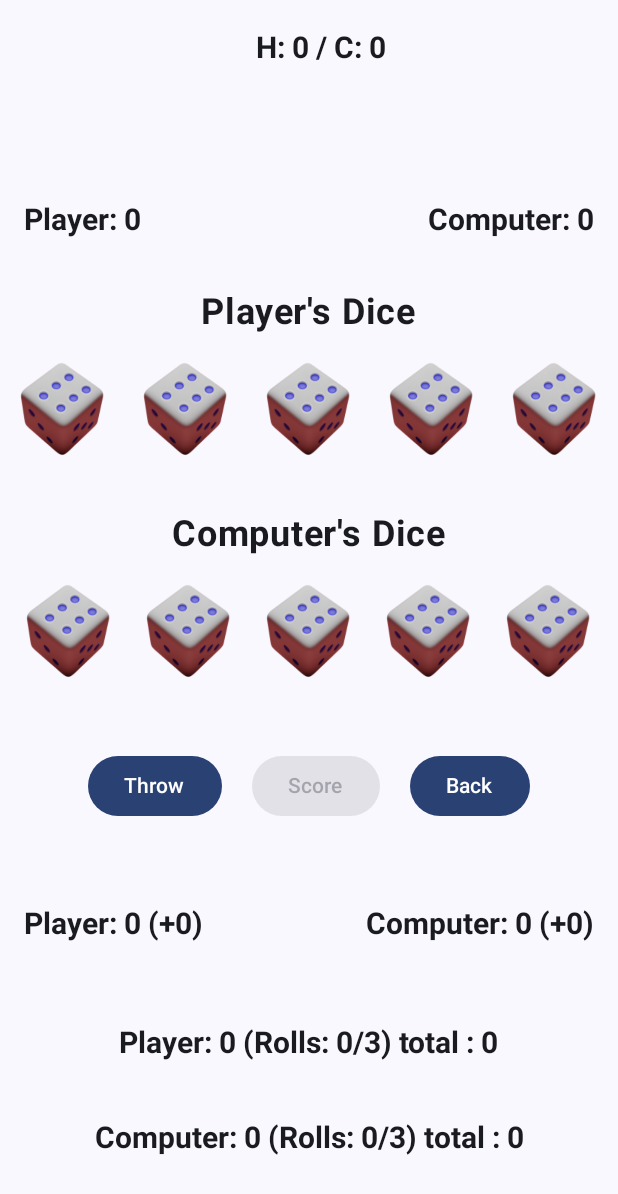
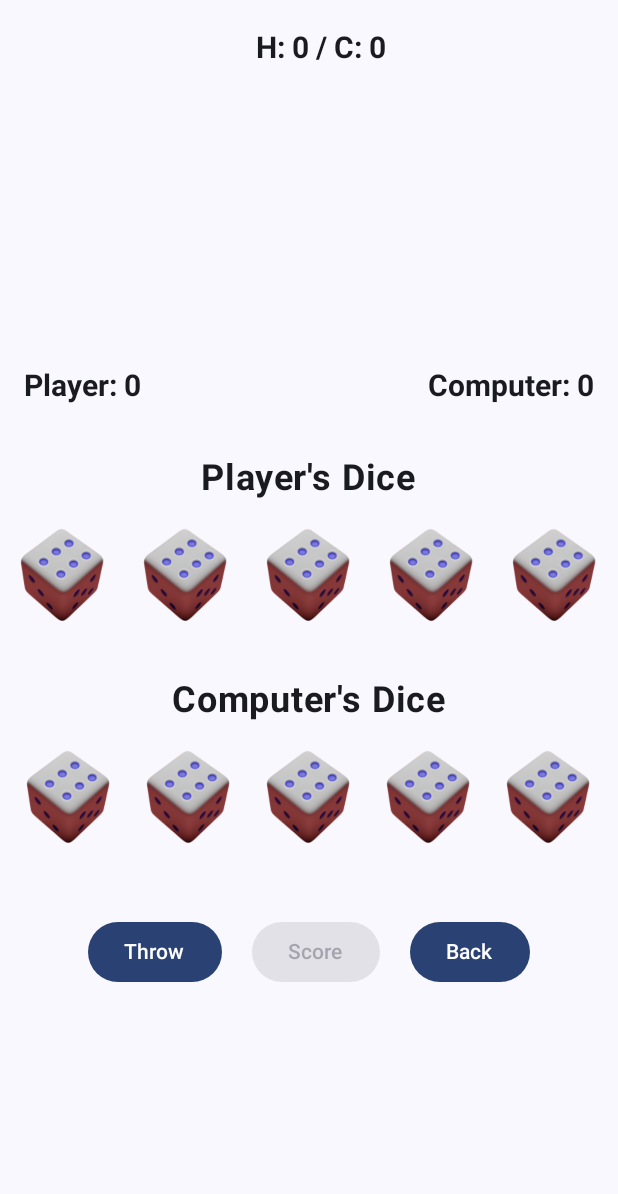
Before and after one commit to AbdhulFathir/dice_w1903951, an Android app built with Jetpack Compose: the GameScreen screen opened directly, with no data from a screen before it, on a phone screen of 412 x 824 dp. Shown: the top 1194 px of the screen. Run offline under Robolectric (Android 15) with nearby library versions, the phone set to English and light mode, and no system bars.

Commit message:
modify main page

```diff
--- a/app/src/main/java/com/example/dice_w1903951/GameScreen.kt
+++ b/app/src/main/java/com/example/dice_w1903951/GameScreen.kt
@@ -334,39 +334,39 @@ class GameScreen : ComponentActivity() {
                                 }
                             }
 
-                            // for debugging purpose
-                            Spacer(modifier = Modifier.height(40.dp))
-                            Row(
-                                modifier = Modifier
-                                    .fillMaxWidth()
-                                    .padding(16.dp),
-                                horizontalArrangement = Arrangement.SpaceBetween
-                            ) {
-                                Text(
-                                    "Player: $playerScore (+$playerTurnScore)",
-                                    style = TextStyle(fontSize = 20.sp, fontWeight = FontWeight.Bold)
-                                )
-                                Text(
-                                    "Computer: $computerScore (+$computerTurnScore)",
-                                    style = TextStyle(fontSize = 20.sp, fontWeight = FontWeight.Bold)
-                                )
-                            }
-                            Spacer(modifier = Modifier.height(40.dp))
-                            Text(
-                                "Player: $playerScore (Rolls: $playerRollCount/3) total : $testPlayerRollCount",
-                                style = TextStyle(
-                                    fontSize = 20.sp,
-                                    fontWeight = FontWeight.Bold
-                                )
-                            )
-                            Spacer(modifier = Modifier.height(40.dp))
-                            Text(
-                                "Computer: $computerScore (Rolls: $computerRollCount/3) total : $testComputerRollCount",
-                                style = TextStyle(
-                                    fontSize = 20.sp,
-                                    fontWeight = FontWeight.Bold
-                                )
-                            )
+//                            // for debugging purpose
+//                            Spacer(modifier = Modifier.height(40.dp))
+//                            Row(
+//                                modifier = Modifier
+//                                    .fillMaxWidth()
+//                                    .padding(16.dp),
+//                                horizontalArrangement = Arrangement.SpaceBetween
+//                            ) {
+//                                Text(
+//                                    "Player: $playerScore (+$playerTurnScore)",
+//                                    style = TextStyle(fontSize = 20.sp, fontWeight = FontWeight.Bold)
+//                                )
+//                                Text(
+//                                    "Computer: $computerScore (+$computerTurnScore)",
+//                                    style = TextStyle(fontSize = 20.sp, fontWeight = FontWeight.Bold)
+//                                )
+//                            }
+//                            Spacer(modifier = Modifier.height(40.dp))
+//                            Text(
+//                                "Player: $playerScore (Rolls: $playerRollCount/3) total : $testPlayerRollCount",
+//                                style = TextStyle(
+//                                    fontSize = 20.sp,
+//                                    fontWeight = FontWeight.Bold
+//                                )
+//                            )
+//                            Spacer(modifier = Modifier.height(40.dp))
+//                            Text(
+//                                "Computer: $computerScore (Rolls: $computerRollCount/3) total : $testComputerRollCount",
+//                                style = TextStyle(
+//                                    fontSize = 20.sp,
+//                                    fontWeight = FontWeight.Bold
+//                                )
+//                            )
 
                             if (showResultDialog) {
                                 AlertDialog(
```
